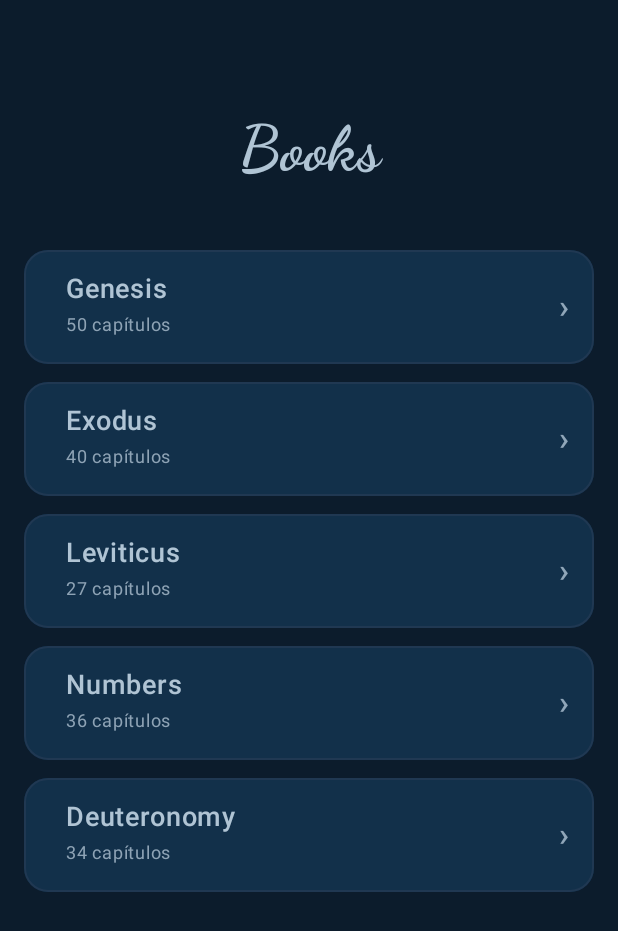
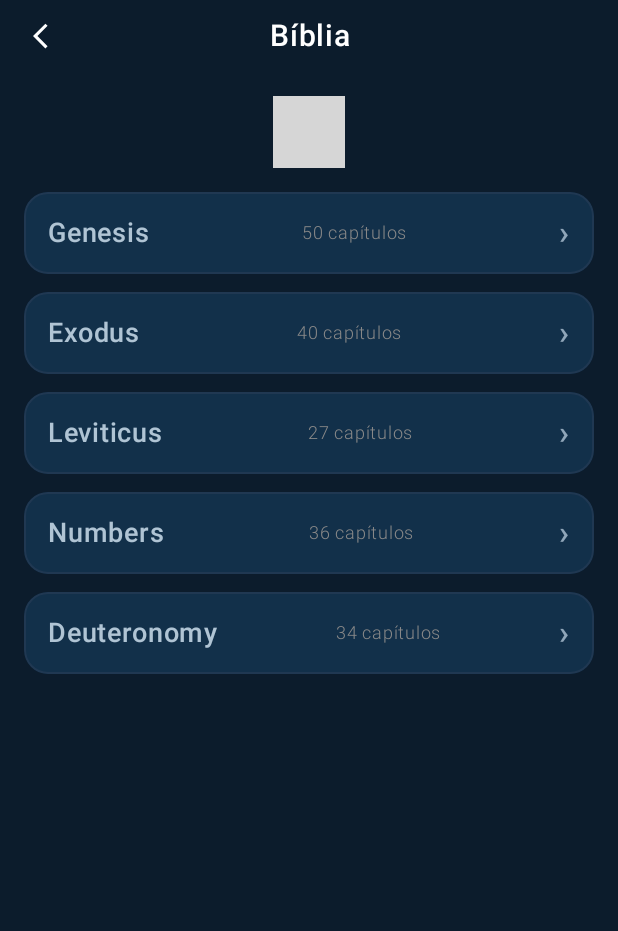
Before and after one commit to jcezart/ZenSounds, an Android app built with Jetpack Compose: the BibleScreen screen opened through its navigation route, on a phone screen of 412 x 824 dp. Shown: the top 931 px of the screen. Run offline under Robolectric (Android 15) with nearby library versions, the phone set to English and light mode, and no system bars; our stand-ins replace AdMob, Room's generated code; 7 statements that could not run were skipped; grey boxes are pictures that could not be loaded.

Commit message:
Ajuste BibleUI
- Backbutton

```diff
--- a/app/src/main/java/com/juliocezar/zensounds/ui/BibleUI.kt
+++ b/app/src/main/java/com/juliocezar/zensounds/ui/BibleUI.kt
@@ -6,50 +6,38 @@
 import androidx.compose.foundation.clickable
 import androidx.compose.foundation.interaction.MutableInteractionSource
 import androidx.compose.foundation.interaction.collectIsPressedAsState
-import androidx.compose.foundation.layout.Arrangement
-import androidx.compose.foundation.layout.Box
-import androidx.compose.foundation.layout.Column
-import androidx.compose.foundation.layout.PaddingValues
-import androidx.compose.foundation.layout.Row
-import androidx.compose.foundation.layout.Spacer
-import androidx.compose.foundation.layout.fillMaxSize
-import androidx.compose.foundation.layout.fillMaxWidth
-import androidx.compose.foundation.layout.height
-import androidx.compose.foundation.layout.padding
-import androidx.compose.foundation.layout.size
-import androidx.compose.foundation.layout.systemBarsPadding
-import androidx.compose.foundation.layout.width
+import androidx.compose.foundation.layout.*
 import androidx.compose.foundation.lazy.LazyColumn
-import androidx.compose.foundation.lazy.items
 import androidx.compose.foundation.lazy.grid.GridCells
 import androidx.compose.foundation.lazy.grid.LazyVerticalGrid
 import androidx.compose.foundation.lazy.grid.items
+import androidx.compose.foundation.lazy.items
 import androidx.compose.foundation.shape.CircleShape
 import androidx.compose.foundation.shape.RoundedCornerShape
+import androidx.compose.material.icons.Icons
+import androidx.compose.material.icons.automirrored.filled.ArrowBackIos
+import androidx.compose.material.icons.filled.Pause
+import androidx.compose.material.icons.filled.PlayArrow
+import androidx.compose.material3.Icon
+import androidx.compose.material3.IconButton
 import androidx.compose.material3.Surface
 import androidx.compose.material3.Text
-import androidx.compose.runtime.Composable
-import androidx.compose.runtime.getValue
+import androidx.compose.runtime.*
 import androidx.compose.runtime.saveable.rememberSaveable
-import androidx.compose.runtime.mutableStateOf
-import androidx.compose.runtime.setValue
-import androidx.compose.runtime.collectAsState
-import androidx.compose.runtime.remember
 import androidx.compose.ui.Alignment
 import androidx.compose.ui.Modifier
 import androidx.compose.ui.draw.clip
 import androidx.compose.ui.graphics.Color
 import androidx.compose.ui.graphics.graphicsLayer
 import androidx.compose.ui.platform.LocalContext
-import androidx.compose.ui.text.font.FontFamily
+import androidx.compose.ui.res.painterResource
 import androidx.compose.ui.text.font.FontWeight
 import androidx.compose.ui.text.style.TextAlign
 import androidx.compose.ui.unit.dp
 import androidx.compose.ui.unit.sp
 import androidx.compose.ui.viewinterop.AndroidView
+import androidx.lifecycle.viewmodel.compose.viewModel
 import androidx.navigation.NavHostController
-import androidx.navigation.compose.currentBackStackEntryAsState
-import androidx.lifecycle.viewmodel.compose.viewModel
 import com.google.android.gms.ads.AdListener
 import com.google.android.gms.ads.AdRequest
 import com.google.android.gms.ads.AdSize
@@ -58,16 +46,6 @@
 import com.juliocezar.zensounds.R
 import com.juliocezar.zensounds.ui.viewmodel.BibleViewModel
 import com.juliocezar.zensounds.ui.viewmodel.BibleViewModelFactory
-import androidx.compose.foundation.layout.WindowInsets
-import androidx.compose.foundation.layout.displayCutoutPadding
-import androidx.compose.foundation.layout.safeDrawing
-import androidx.compose.foundation.layout.windowInsetsPadding
-import androidx.compose.material.icons.Icons
-import androidx.compose.material.icons.filled.Pause
-import androidx.compose.material.icons.filled.PlayArrow
-import androidx.compose.material3.Icon
-import androidx.compose.material3.IconButton
-import androidx.compose.ui.res.painterResource
 import com.juliocezar.zensounds.ui.viewmodel.SoundViewModel
 
 enum class Stage { Books, Chapters, Verses }
@@ -79,7 +57,6 @@
     navController: NavHostController,
     innerPadding: PaddingValues
 ) {
-
     val bibleViewModel: BibleViewModel = viewModel(factory = BibleViewModelFactory(LocalContext.current))
     val verses by bibleViewModel.bibleVerses.collectAsState()
     val uiLang by bibleViewModel.languageFlow.collectAsState()
@@ -100,32 +77,53 @@
         modifier = Modifier
             .fillMaxSize()
             .background(Color(0xFF0C1C2C))
-            .padding(top = 16.dp, bottom = innerPadding.calculateBottomPadding())
-            .windowInsetsPadding(WindowInsets.safeDrawing)
-            .displayCutoutPadding()
-            .systemBarsPadding(),
+            .safeDrawingPadding(),
         horizontalAlignment = Alignment.CenterHorizontally
     ) {
-        BannerAd(modifier = Modifier.fillMaxWidth())
-
-        Spacer(modifier = Modifier.height(16.dp))
+        Row(
+            modifier = Modifier
+                .fillMaxWidth()
+                .padding(horizontal = 8.dp),
+            verticalAlignment = Alignment.CenterVertically
+        ) {
+            IconButton(onClick = {
+                if (stage == Stage.Books) {
+                    navController.popBackStack()
+                } else {
+                    stage = when (stage) {
+                        Stage.Chapters -> Stage.Books
+                        Stage.Verses -> Stage.Chapters
+                        else -> Stage.Books
+                    }
+                }
+            }) {
+                Icon(
+                    Icons.AutoMirrored.Filled.ArrowBackIos,
+                    contentDescription = "Voltar",
+                    tint = Color.White,
+                    modifier = Modifier.size(20.dp)
+                )
+            }
 
             val title = when (stage) {
-            Stage.Books -> "Books"
-            Stage.Chapters -> selectedBookName ?: "Chapters"
+                Stage.Books -> "Bíblia"
+                Stage.Chapters -> selectedBookName ?: "Capítulos"
                 Stage.Verses -> "${selectedBookName ?: ""} ${selectedChapter ?: ""}"
             }
             Text(
-            text = title.ifBlank { "Biblical Passages" },
-            fontSize = 42.sp,
-            fontFamily = FontFamily.Cursive,
-            fontWeight = FontWeight.Bold,
-            color = Color(0xFFB0C4D4),
-            modifier = Modifier
-                .fillMaxWidth()
-                .padding(42.dp),
-            textAlign = TextAlign.Center
+                text = title,
+                fontSize = 20.sp,
+                fontWeight = FontWeight.Medium,
+                color = Color.White,
+                textAlign = TextAlign.Center,
+                modifier = Modifier.weight(1f)
             )
+            Spacer(modifier = Modifier.size(48.dp))
+        }
+
+        Spacer(modifier = Modifier.height(16.dp))
+        BannerAd(modifier = Modifier.fillMaxWidth())
+        Spacer(modifier = Modifier.height(16.dp))
 
         when (stage) {
             Stage.Books -> {
@@ -138,7 +136,6 @@
                     }
                 )
             }
-
             Stage.Chapters -> {
                 val chapters = bibleViewModel.bookByCode(selectedBookCode ?: "")?.chapters ?: 1
                 ChapterGrid(
@@ -148,16 +145,11 @@
                         selectedChapter = chap
                         bibleViewModel.loadChapter(book, chap)
                         stage = Stage.Verses
-                    },
-                    onBack = { stage = Stage.Books }
+                    }
                 )
             }
-
             Stage.Verses -> {
-                VerseList(
-                    verses = verses,
-                    onBack = { stage = Stage.Chapters }
-                )
+                VerseList(verses = verses)
             }
         }
     }
@@ -172,18 +164,13 @@
         modifier = Modifier
             .fillMaxSize()
             .padding(horizontal = 16.dp),
-        verticalArrangement = Arrangement.spacedBy(12.dp)
+        verticalArrangement = Arrangement.spacedBy(12.dp),
+        contentPadding = PaddingValues(bottom = 16.dp)
     ) {
         items(books) { (code, name) ->
-
             val interaction = remember { MutableInteractionSource() }
             val pressed by interaction.collectIsPressedAsState()
             val scale by animateFloatAsState(if (pressed) 0.98f else 1f, label = "scale")
-
-            val bgColor = Color(0xFF12304a)
-            val border = Color(0xFF2A3F59)
-            val title = Color(0xFFB0C4D4)
-            val muted = Color(0xFF8EA3B5)
 
             val chapters = when (code) {
                 "GEN" -> 50
@@ -202,46 +189,36 @@
                     .fillMaxWidth()
                     .graphicsLayer { this.scaleX = scale; this.scaleY = scale }
                     .clip(RoundedCornerShape(16.dp))
-                    .border(1.dp, border.copy(alpha = 0.6f), RoundedCornerShape(16.dp))
-                    .background(bgColor, RoundedCornerShape(12.dp))
+                    .border(1.dp, Color(0xFF2A3F59).copy(alpha = 0.6f), RoundedCornerShape(16.dp))
                     .clickable(
                         interactionSource = interaction,
                         indication = null
                     ) { onBookClick(code, name) }
             ) {
                 Row(
-                    modifier = Modifier
-                        .fillMaxWidth()
-                        .padding(horizontal = 16.dp, vertical = 14.dp),
+                    modifier = Modifier.fillMaxWidth().padding(horizontal = 16.dp, vertical = 14.dp),
                     verticalAlignment = Alignment.CenterVertically,
                     horizontalArrangement = Arrangement.SpaceBetween
                 ) {
-                    Row(verticalAlignment = Alignment.CenterVertically) {
-
-                        Spacer(Modifier.width(12.dp))
-                        Column {
                     Text(
                         text = name,
-                                color = title,
+                        color = Color(0xFFB0C4D4),
                         fontSize = 18.sp,
                         fontWeight = FontWeight.SemiBold
                     )
                     if (chapters != null) {
                         Text(
                             text = "$chapters capítulos",
-                                    color = muted,
-                                    fontSize = 12.sp
+                            color = Color.Gray,
+                            fontSize = 12.sp,
+                            fontWeight = FontWeight.Light
                         )
                     }
-                        }
-                    }
-
                     Text(
                         text = "›",
-                        color = title.copy(alpha = 0.8f),
+                        color = Color(0xFFB0C4D4).copy(alpha = 0.8f),
                         fontSize = 22.sp,
-                        fontWeight = FontWeight.SemiBold,
-                        modifier = Modifier.padding(start = 8.dp)
+                        fontWeight = FontWeight.SemiBold
                     )
                 }
             }
@@ -252,27 +229,16 @@
 @Composable
 private fun ChapterGrid(
     chapters: Int,
-    onChapterClick: (Int) -> Unit,
-    onBack: () -> Unit,
+    onChapterClick: (Int) -> Unit
 ) {
-    Column(
+    LazyVerticalGrid(
+        columns = GridCells.Adaptive(minSize = 50.dp),
+        verticalArrangement = Arrangement.spacedBy(8.dp),
+        horizontalArrangement = Arrangement.spacedBy(8.dp),
         modifier = Modifier
             .fillMaxSize()
-            .padding(horizontal = 16.dp)
-    ) {
-        Text(
-            text = "← Back to books",
-            color = Color(0xFFB0C4D4),
-            modifier = Modifier
-                .padding(bottom = 12.dp)
-                .clickable { onBack() }
-        )
-
-        LazyVerticalGrid(
-            columns = GridCells.Fixed(6),
-            verticalArrangement = Arrangement.spacedBy(8.dp),
-            horizontalArrangement = Arrangement.spacedBy(8.dp),
-            modifier = Modifier.fillMaxSize()
+            .padding(horizontal = 16.dp),
+        contentPadding = PaddingValues(bottom = 16.dp)
     ) {
         items((1..chapters).toList()) { chap ->
             Surface(
@@ -280,8 +246,8 @@
                 shadowElevation = 8.dp,
                 color = Color(0xFF12304a),
                 modifier = Modifier
-                        .clip(RoundedCornerShape(16.dp))
-                        .height(44.dp)
+                    .clip(RoundedCornerShape(12.dp))
+                    .aspectRatio(1f)
                     .clickable { onChapterClick(chap) }
             ) {
                 Box(contentAlignment = Alignment.Center, modifier = Modifier.fillMaxSize()) {
@@ -291,89 +257,62 @@
         }
     }
 }
-}
 
 @Composable
 private fun VerseList(
-    verses: List<com.juliocezar.zensounds.data.Verse>,
-    onBack: () -> Unit,
+    verses: List<com.juliocezar.zensounds.data.Verse>
 ) {
-    val cardBg = Color(0xFF102233)
-    val border = Color(0xFF1A2B3D)
-    val textPrimary = Color.White
-    val textSecondary = Color(0xFFB0C4D4)
-
-    Column(
+    LazyColumn(
+        verticalArrangement = Arrangement.spacedBy(12.dp),
         modifier = Modifier
             .fillMaxSize()
-            .padding(horizontal = 16.dp)
-    ) {
-        Text(
-            text = "← Back to chapters",
-            color = textSecondary,
-            modifier = Modifier
-                .padding(bottom = 12.dp)
-                .clickable { onBack() }
-        )
-
-        LazyColumn(
-            verticalArrangement = Arrangement.spacedBy(12.dp),
-            modifier = Modifier.fillMaxSize()
+            .padding(horizontal = 16.dp),
+        contentPadding = PaddingValues(bottom = 16.dp)
     ) {
         items(
             items = verses,
             key = { "${it.language}-${it.book}-${it.chapter}-${it.verseNumber}" }
+
         ) { v ->
             Surface(
                 tonalElevation = 4.dp,
                 shadowElevation = 6.dp,
-                    color = cardBg,
+                color = Color(0xFF102233),
                 shape = RoundedCornerShape(16.dp),
                 modifier = Modifier
                     .fillMaxWidth()
-                        .border(1.dp, border.copy(alpha = 0.7f), RoundedCornerShape(16.dp))
+                    .border(
+                        1.dp,
+                        Color(0xFF1A2B3D).copy(alpha = 0.7f),
+                        RoundedCornerShape(16.dp))
             ) {
                 Row(
-                        modifier = Modifier
-                            .padding(16.dp),
+                    modifier = Modifier.padding(16.dp),
                     verticalAlignment = Alignment.Top,
                     horizontalArrangement = Arrangement.spacedBy(12.dp)
                 ) {
-                        // Badge com o número do versículo
                     Box(
                         modifier = Modifier
                             .size(28.dp)
                             .clip(CircleShape)
                             .background(Color(0xFF1E2F46))
-                                .border(1.dp, border, CircleShape),
+                            .border(1.dp, Color(0xFF1A2B3D), CircleShape),
                         contentAlignment = Alignment.Center
                     ) {
                         Text(
                             text = v.verseNumber.toString(),
-                                color = textSecondary,
+                            color = Color(0xFFB0C4D4),
                             fontSize = 12.sp,
-                                fontWeight = FontWeight.SemiBold
-                            )
+                            fontWeight = FontWeight.SemiBold)
                     }
-
-                        Column(modifier = Modifier.weight(1f)) {
-                            Text(
-                                text = "${v.book} ${v.chapter}:${v.verseNumber}",
-                                color = textSecondary,
-                                fontSize = 18.sp
-                            )
-                            Spacer(Modifier.height(4.dp))
                     Text(
                         text = v.text,
-                                color = textPrimary,
+                        color = Color.White,
                         fontSize = 16.sp,
-                                lineHeight = 20.sp
-                            )
+                        lineHeight = 20.sp,
+                        modifier = Modifier.weight(1f))
                 }
             }
-                }
-            }
-            item { Spacer(Modifier.height(8.dp)) }
         }
     }
 }
@@ -382,26 +321,15 @@
 fun BannerAd(modifier: Modifier = Modifier) {
     val context = LocalContext.current
     val adView = remember { AdView(context) }
-    //val adUnitId = "ca-app-pub-5167159527096735/1656937187" //ID real
     val adUnitId = "ca-app-pub-3940256099942544/9214589741" //ID de teste
 
     AndroidView(
-        modifier = modifier,
+        modifier = modifier.height(AdSize.BANNER.height.dp),
         factory = { adView },
         update = { view ->
             view.adUnitId = adUnitId
-            view.setAdSize(AdSize.getCurrentOrientationAnchoredAdaptiveBannerAdSize(context, 320))
-            val adRequest = AdRequest.Builder().build()
-            view.loadAd(adRequest)
-
-            view.adListener = object : AdListener() {
-                override fun onAdLoaded() {
-                    // Anúncio carregado
-                }
-                override fun onAdFailedToLoad(adError: LoadAdError) {
-                    // Erro no carregamento
-                }
-            }
+            view.setAdSize(AdSize.BANNER)
+            view.loadAd(AdRequest.Builder().build())
         }
     )
 }
@@ -413,14 +341,11 @@
     onClick: () -> Unit
 ) {
     val tint = if (isSelected) Color(0xFF89CFF0) else Color.Gray
-
     IconButton(onClick = onClick) {
-        Icon(
-            painter = painterResource(id = iconId),
-            contentDescription = null, // A descrição deve ser mais específica se necessário
+        Icon(painter = painterResource(id = iconId),
+            contentDescription = null,
             tint = tint,
-            modifier = Modifier.size(28.dp)
-        )
+            modifier = Modifier.size(28.dp))
     }
 }
 
@@ -431,16 +356,8 @@
 ) {
     IconButton(
         onClick = onClick,
-        modifier = Modifier
-            .size(56.dp)
-            .clip(CircleShape)
-            .background(Color(0xFF89CFF0))
+        modifier = Modifier.size(56.dp).clip(CircleShape).background(Color(0xFF89CFF0))
     ) {
-        Icon(
-            imageVector = if (isPlaying) Icons.Filled.Pause else Icons.Filled.PlayArrow,
-            contentDescription = if (isPlaying) "Pause" else "Play",
-            tint = Color.Black,
-            modifier = Modifier.size(36.dp)
-        )
+        Icon(imageVector = if (isPlaying) Icons.Filled.Pause else Icons.Filled.PlayArrow, contentDescription = if (isPlaying) "Pause" else "Play", tint = Color.Black, modifier = Modifier.size(36.dp))
     }
 }
```
Lines whose indentation alone changed are shown as unchanged.
